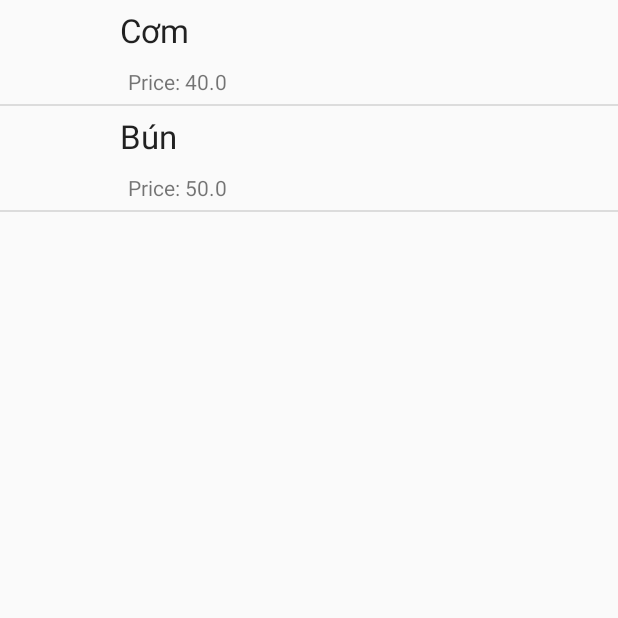
After one commit to sieucondo/fast-order, an Android app: the ListMenuActivity screen opened directly, with no data from a screen before it, on a phone screen of 412 x 824 dp, the top half of it. The commit adds this screen. Run offline under Robolectric (Android 15) with nearby library versions, the phone set to English and light mode, and no system bars.

Commit message:
sieu
upload list view

```diff
--- a/app/build.gradle
+++ b/app/build.gradle
@@ -28,4 +28,6 @@ dependencies {
     implementation 'com.journeyapps:zxing-android-embedded:3.2.0@aar'
     implementation 'com.google.zxing:core:3.2.1'
     implementation 'com.android.support:design:28.0.0'
+    implementation 'com.android.support:cardview-v7:28.0.+'
+    implementation 'com.android.support:recyclerview-v7:28.0.+'
 }
--- /dev/null
+++ b/app/src/main/java/fast/sieu/fastorder/ListMenuActivity.java
@@ -0,0 +1,49 @@
+package fast.sieu.fastorder;
+
+import android.support.v7.app.AppCompatActivity;
+import android.os.Bundle;
+import android.view.View;
+import android.widget.AdapterView;
+import android.widget.ListView;
+import android.widget.Toast;
+
+import java.util.ArrayList;
+import java.util.List;
+
+import model.Product;
+import utils.CustomListAdapter;
+
+public class ListMenuActivity extends AppCompatActivity {
+
+    @Override
+    protected void onCreate(Bundle savedInstanceState) {
+        super.onCreate(savedInstanceState);
+        setContentView(R.layout.activity_list_menu);
+
+        List<Product> image_details = getListData();
+        final ListView LISTMENU = (ListView) findViewById(R.id.listMenu);
+        LISTMENU.setAdapter(new CustomListAdapter(this, image_details));
+
+        // Khi người dùng click vào các ListItem
+        LISTMENU.setOnItemClickListener(new AdapterView.OnItemClickListener() {
+
+            @Override
+            public void onItemClick(AdapterView<?> a, View v, int position, long id) {
+                Object o = LISTMENU.getItemAtPosition(position);
+                Product product = (Product) o;
+                Toast.makeText(ListMenuActivity.this, "Selected : " + product.getProductName(), Toast.LENGTH_LONG).show();
+            }
+        });
+    }
+
+    private List<Product> getListData() {
+        List<Product> list = new ArrayList<>();
+        Product com = new Product(1, 1, "Cơm", 40);
+        Product bun = new Product(2, 3, "Bún", 50);
+
+        list.add(com);
+        list.add(bun);
+
+        return list;
+    }
+}
--- a/app/src/main/java/fast/sieu/fastorder/ScanQrActivity.java
+++ b/app/src/main/java/fast/sieu/fastorder/ScanQrActivity.java
@@ -37,7 +37,7 @@ public class ScanQrActivity extends AppCompatActivity {
             String contents = result.getContents();
             txtResult = findViewById(R.id.txtResult);
             txtResult.setText(contents);
-            Intent intent1 = new Intent(this, HomeActivity.class);
+            Intent intent1 = new Intent(this, TypeActivity.class);
             startActivity(intent1);
         }
 
--- /dev/null
+++ b/app/src/main/java/model/Product.java
@@ -0,0 +1,39 @@
+package model;
+
+public class Product {
+    private int id;
+    private int imageId;
+    private String productName;
+    private double price;
+
+    public Product(int id, int imageId, String productName, double price) {
+        this.id = id;
+        this.imageId = imageId;
+        this.productName = productName;
+        this.price = price;
+    }
+
+    public int getImageId() {
+        return imageId;
+    }
+
+    public int getId() {
+        return id;
+    }
+
+    public String getProductName() {
+        return productName;
+    }
+
+    public void setProductName(String productName) {
+        this.productName = productName;
+    }
+
+    public double getPrice() {
+        return price;
+    }
+
+    public void setPrice(double price) {
+        this.price = price;
+    }
+}
--- /dev/null
+++ b/app/src/main/java/utils/CustomListAdapter.java
@@ -0,0 +1,83 @@
+package utils;
+
+import android.content.Context;
+import android.util.Log;
+import android.view.LayoutInflater;
+import android.view.View;
+import android.view.ViewGroup;
+import android.widget.BaseAdapter;
+import android.widget.ImageView;
+import android.widget.TextView;
+import java.util.List;
+
+import fast.sieu.fastorder.R;
+import model.Product;
+
+public class CustomListAdapter  extends BaseAdapter {
+
+    private List<Product> listData;
+    private LayoutInflater layoutInflater;
+    private Context context;
+
+    public CustomListAdapter(Context aContext,  List<Product> listData) {
+        this.context = aContext;
+        this.listData = listData;
+        layoutInflater = LayoutInflater.from(aContext);
+    }
+
+    @Override
+    public int getCount() {
+        return listData.size();
+    }
+
+    @Override
+    public Object getItem(int position) {
+        return listData.get(position);
+    }
+
+    @Override
+    public long getItemId(int position) {
+        return position;
+    }
+
+    public View getView(int position, View convertView, ViewGroup parent) {
+        ViewHolder holder;
+        if (convertView == null) {
+            convertView = layoutInflater.inflate(R.layout.list_menu_items, null);
+            holder = new ViewHolder();
+            //holder.flagView = (ImageView) convertView.findViewById(R.id.imageView_flag);
+            holder.productName = (TextView) convertView.findViewById(R.id.txtProductName);
+            holder.price = (TextView) convertView.findViewById(R.id.txtPrice);
+            convertView.setTag(holder);
+        } else {
+            holder = (ViewHolder) convertView.getTag();
+        }
+
+        Product product = this.listData.get(position);
+        holder.productName.setText(product.getProductName());
+        holder.price.setText("Price: " + product.getPrice());
+
+        int imageId = product.getImageId();
+
+        //holder.flagView.setImageResource(imageId);
+
+        return convertView;
+    }
+
+    // Tìm ID của Image ứng với tên của ảnh (Trong thư mục mipmap).
+    public int getMipmapResIdByName(String resName)  {
+        String pkgName = context.getPackageName();
+
+        // Trả về 0 nếu không tìm thấy.
+        int resID = context.getResources().getIdentifier(resName , "mipmap", pkgName);
+        Log.i("CustomListView", "Res Name: "+ resName+"==> Res ID = "+ resID);
+        return resID;
+    }
+
+    static class ViewHolder {
+        //ImageView flagView;
+        TextView productName;
+        TextView price;
+    }
+
+}
--- /dev/null
+++ b/app/src/main/res/layout/activity_list_menu.xml
@@ -0,0 +1,15 @@
+<?xml version="1.0" encoding="utf-8"?>
+<LinearLayout xmlns:android="http://schemas.android.com/apk/res/android"
+    xmlns:app="http://schemas.android.com/apk/res-auto"
+    xmlns:tools="http://schemas.android.com/tools"
+    android:layout_width="match_parent"
+    android:layout_height="match_parent"
+    tools:context=".ListMenuActivity">
+
+    <ListView
+        android:layout_width="match_parent"
+        android:layout_height="match_parent"
+        android:id="@+id/listMenu"
+        android:layout_alignParentTop="true"
+        android:layout_centerHorizontal="true" />
+</LinearLayout>
--- /dev/null
+++ b/app/src/main/res/layout/list_menu_items.xml
@@ -0,0 +1,42 @@
+<?xml version="1.0" encoding="utf-8"?>
+<RelativeLayout xmlns:android="http://schemas.android.com/apk/res/android"
+    android:layout_width="match_parent" android:layout_height="match_parent">
+
+    <ImageView
+        android:layout_width="64dp"
+        android:layout_height="64dp"
+        android:id="@+id/imageProduct"
+        android:layout_alignParentTop="true"
+        android:layout_alignParentLeft="true"
+        android:layout_alignParentStart="true"
+        android:layout_marginLeft="5dp"
+        android:layout_marginRight="5dp"
+        android:layout_marginTop="5dp" />
+
+    <TextView
+        android:id="@+id/txtProductName"
+        android:layout_width="wrap_content"
+        android:layout_height="wrap_content"
+        android:textAppearance="?android:attr/textAppearanceLarge"
+        android:text="Product Name"
+        android:layout_alignParentTop="true"
+        android:layout_toRightOf="@+id/imageProduct"
+        android:layout_alignParentRight="true"
+        android:layout_alignParentEnd="true"
+        android:layout_above="@+id/txtPrice"
+        android:layout_margin="5dp" />
+
+    <TextView
+        android:id="@+id/txtPrice"
+        android:layout_width="wrap_content"
+        android:layout_height="wrap_content"
+        android:textAppearance="?android:attr/textAppearanceSmall"
+        android:text="Price: ..."
+        android:layout_alignBottom="@+id/imageProduct"
+        android:layout_alignLeft="@+id/txtProductName"
+        android:layout_alignStart="@+id/txtProductName"
+        android:layout_alignParentRight="true"
+        android:layout_alignParentEnd="true"
+        android:layout_margin="5dp" />
+
+</RelativeLayout>
```
Also changed, not shown: app/src/main/AndroidManifest.xml (+4 -3 lines), app/src/main/java/fast/sieu/fastorder/TypeActivity.java (added, +21 -0 lines), app/src/main/res/layout/activity_type.xml (added, +43 -0 lines), app/src/main/res/layout/type_menu.xml (added, +34 -0 lines), app/src/main/res/drawable/food.png (added), 2 other files.
